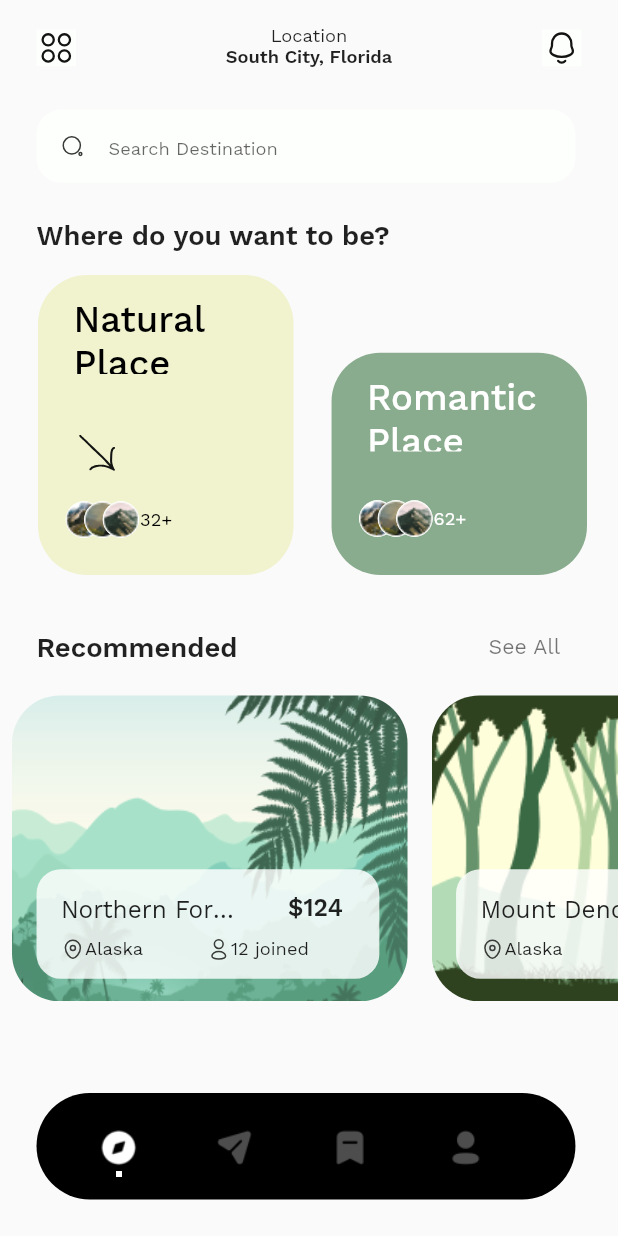
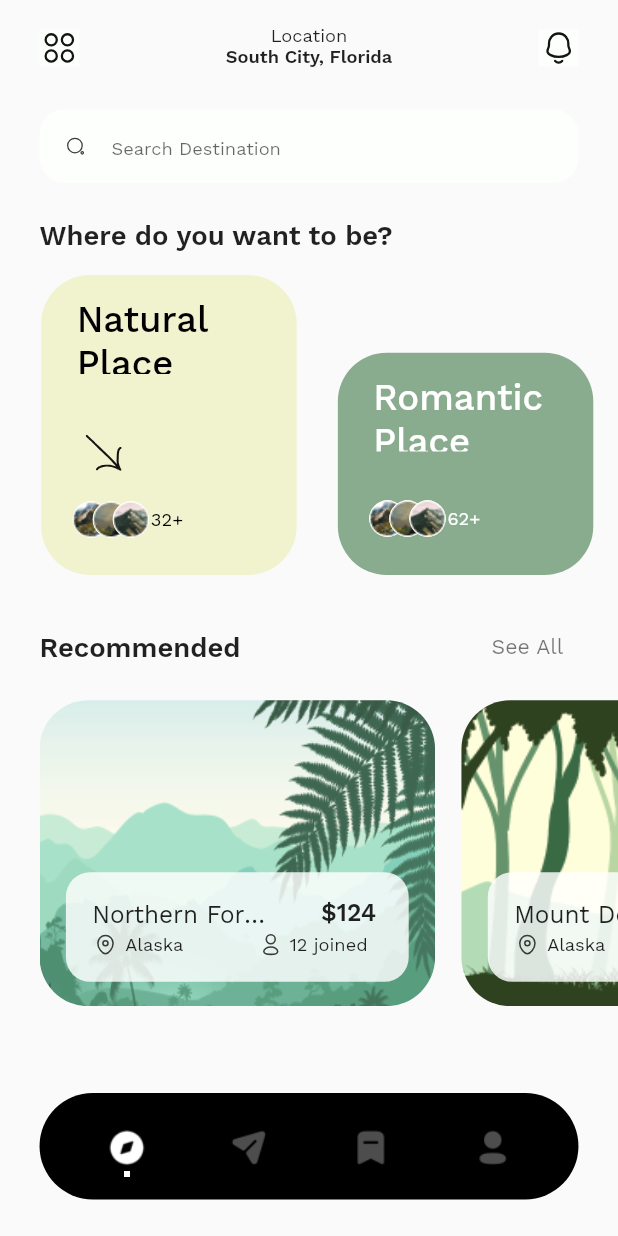
Before and after one commit to wannabeSE/flutter_travel_app, a Flutter app: the screen it shows after launch, after a tap on "Get Started", on a phone screen of 412 x 824 dp. Run offline on Flutter 3.47's test engine with Material 2 defaults, Android fonts, the phone set to English and light mode, and no system bars; our stand-ins replace flutter_screenutil, flutter_svg.

Commit message:
responsive modification in splash, main, home screens

```diff
--- a/lib/screens/components/mini_container.dart
+++ b/lib/screens/components/mini_container.dart
@@ -23,32 +23,33 @@ class MiniContainer extends StatelessWidget {
 
   @override
   Widget build(BuildContext context) {
-    return Align(
-      alignment: Alignment.bottomCenter,
-      child: Padding(
-        padding: EdgeInsets.fromLTRB(24.sp, 0, 24.sp, 24.sp),
-        child: Container(
+    return Container(
+      margin: EdgeInsets.fromLTRB(16.w, 113.h, 16.w, 16.h),
       height: miniContainerHeight,
       width: miniContainerWidth,
       decoration: BoxDecoration(
         color: Colors.white.withOpacity(0.82),
-              borderRadius: BorderRadius.circular(16.sp)),
+        borderRadius: BorderRadius.circular(16.r)
+      ),
+      child: Container(
+        margin: EdgeInsets.all(16.w),
+        height: 40.h, //inner info containing box
+        width: 177.w,
         child: Column(
           children: [
-              Padding(
-                padding: EdgeInsets.fromLTRB(16.sp , 16.sp, 16.sp, 10.sp),
-                child: Row(
+            Row(
               children: [
                 SizedBox(
                   height: 16.h,
-                      width: 111.w,
+                  width: 110.w,
                   child: Text(
                     locationType,
                     overflow: TextOverflow.ellipsis,
                     style: TextStyle(
                       fontFamily: sans,
                       fontSize: 16.sp,
-                            fontWeight: FontWeight.w400),
+                      fontWeight: FontWeight.w400
+                    ),
                   ),
                 ),
                 SizedBox(
@@ -57,25 +58,37 @@ class MiniContainer extends StatelessWidget {
                 BoldText(text: '\$$price', fontSize: 16.sp)
               ],
             ),
-              ),
-              Padding(
-                padding: EdgeInsets.symmetric(
-                  horizontal: 16.sp,
-                ),
+            SizedBox(height: 3.5.h,),
+            Row(
+              children: [
+                SizedBox(
+                  height: 16.h,
+                  width: 59.w,
                   child: Row(
                     children: [
-                    SvgPicture.asset('assets/icons/location.svg'),
+                      SvgPicture.asset('assets/icons/location.svg',height: 16.h,width: 16.w,),
+                      SizedBox(width: 4.w,),
                       NormalText(text: location, fontSize: 12.sp),
+                    ],
+                  ),
+                ),
                 SizedBox(
                   width: lowerInfoPadding,
                 ),
-                    SvgPicture.asset('assets/icons/profile.svg'),
+                SizedBox(
+                  height: 16.h,
+                  width: 75.w,
+                  child: Row(
+                    children: [
+                      SvgPicture.asset('assets/icons/profile.svg',height: 16.h, width: 16.h,),
+                      SizedBox(width: 4.w,),
                       NormalText(text: '$joinedPerson joined', fontSize: 12.sp)
                     ],
                   ),
                 )
               ],
-          ),
+            )
+          ],
         ),
       ),
     );
--- a/lib/screens/components/place_container.dart
+++ b/lib/screens/components/place_container.dart
@@ -19,13 +19,13 @@ class PlaceContainer extends StatelessWidget {
   Widget build(BuildContext context) {
     return Stack(
       children: [
-        Padding(
-          padding: const EdgeInsets.all(8.0),
-          child: Container(
+        Container(
+          //padding: EdgeInsets.fromLTRB(24.sp, 11.sp, 0, 6.sp),
+          //margin: EdgeInsets.fromLTRB(24.sp, 11.sp, 0, 6.sp),
           height: 201.h,
           width: 240.w,
           decoration: BoxDecoration(
-              borderRadius: BorderRadius.circular(32),
+            borderRadius: BorderRadius.circular(32.r),
             image: DecorationImage(
               fit: BoxFit.fill,
               image: AssetImage(
@@ -34,7 +34,7 @@ class PlaceContainer extends StatelessWidget {
             ),
           )
         ),
-        ),
+
         MiniContainer(
           locationType: locationType,
           price: price,
@@ -42,8 +42,8 @@ class PlaceContainer extends StatelessWidget {
           joinedPerson: joinedPerson,
           miniContainerHeight: 72.h,
           miniContainerWidth: 208.w,
-          upperInfoPadding: 29.sp,
-          lowerInfoPadding: 42.sp,
+          upperInfoPadding: 29.w,
+          lowerInfoPadding: 42.w,
         )
       ],
     );
--- a/lib/screens/home.dart
+++ b/lib/screens/home.dart
@@ -22,13 +22,13 @@ class HomeScreen extends StatelessWidget {
               mainAxisAlignment: MainAxisAlignment.spaceBetween,
               children: [
                 Padding(
-                    padding: EdgeInsets.fromLTRB(24.sp, 16.sp, 0, 0),
+                    padding: EdgeInsets.fromLTRB(24.w, 16.h, 0, 0),
                     child: const IconContainer(
                       iconName: 'menu.svg',
                     )
                   ),
                 Padding(
-                  padding: EdgeInsets.only(top: 17.sp),
+                  padding: EdgeInsets.only(top: 17.h),
                   child: SizedBox(
                     height: 30.h,
                     width: 109.w,
@@ -41,7 +41,7 @@ class HomeScreen extends StatelessWidget {
                   ),
                 ),
                 Padding(
-                  padding: EdgeInsets.fromLTRB(0, 16.sp, 24.sp, 0),
+                  padding: EdgeInsets.fromLTRB(0, 16.h, 24.w, 0),
                   child: const IconContainer(
                     iconName: 'notification.svg',
                   ),
@@ -49,7 +49,7 @@ class HomeScreen extends StatelessWidget {
               ],
             ),
             Padding(
-              padding: EdgeInsets.fromLTRB(24.sp, 25.sp, 24.sp, 24.sp),
+              padding: EdgeInsets.fromLTRB(24.w, 25.h, 24.w, 24.h),
               child: SizedBox(
                 height: 48.h,
                 width: 327.w,
@@ -59,7 +59,7 @@ class HomeScreen extends StatelessWidget {
                       filled: true,
                       fillColor: searchBarColor,
                       border: OutlineInputBorder(
-                          borderRadius: BorderRadius.circular(16.sp),
+                          borderRadius: BorderRadius.circular(16.r),
                           borderSide: BorderSide.none
                         ),
                       hintText: 'Search Destination',
@@ -69,7 +69,7 @@ class HomeScreen extends StatelessWidget {
                         fontWeight: FontWeight.w400
                       ),
                       prefixIcon: Padding(
-                        padding: EdgeInsets.all(16.sp),
+                        padding: EdgeInsets.all(16.w),
                         child: Align(
                           widthFactor: 0.2.w,
                           heightFactor: 1.h,
@@ -83,14 +83,14 @@ class HomeScreen extends StatelessWidget {
               ),
             ),
             Padding(
-              padding: EdgeInsets.only(left: 24.sp),
+              padding: EdgeInsets.only(left: 24.w),
               child: BoldText(text: 'Where do you want to be?', fontSize: 18.sp),
             ),
 
             SizedBox(height: 16.h,),
             SizedBox(
               height: 197.h,
-              width: double.infinity,
+              width: double.infinity.w,
               child: ListView.builder(
                 itemCount: 3,
                 scrollDirection: Axis.horizontal,
@@ -99,19 +99,19 @@ class HomeScreen extends StatelessWidget {
                     crossAxisAlignment: CrossAxisAlignment.end,
                     children: [
                       Container(
-                        margin: EdgeInsets.only(left: 25.sp),
+                        margin: EdgeInsets.only(left: 25.w),
                         height: index == 0 ? 197.h : 146.h,
                         width: 155.w,
                         decoration: BoxDecoration(
                             color: index == 0
                                 ? firstPlaceContainerColor
                                 : placeContainerColor,
-                            borderRadius: BorderRadius.circular(32.sp)
+                            borderRadius: BorderRadius.circular(32.r)
                           ),
                         child: Column(
                           children: [
                             Padding(
-                              padding: EdgeInsets.only(top: 15.0.sp),
+                              padding: EdgeInsets.only(top: 15.0.h),
                               child: SizedBox(
                                 height: 50.h,
                                 width: 112.w,
@@ -130,8 +130,8 @@ class HomeScreen extends StatelessWidget {
                               ),
                             Padding(
                               padding: index == 0
-                                  ? EdgeInsets.fromLTRB(27.sp, 40.sp, 0, 20.sp)
-                                  : EdgeInsets.fromLTRB(27.sp, 12.sp, 0, 20.sp),
+                                  ? EdgeInsets.fromLTRB(27.w, 40.h, 0, 20.h)
+                                  : EdgeInsets.fromLTRB(27.w, 12.h, 0, 20.h),
                               child: Align(
                                 alignment: Alignment.centerLeft,
                                 child: index == 0
@@ -140,7 +140,7 @@ class HomeScreen extends StatelessWidget {
                               ),
                             ),
                             Padding(
-                              padding: EdgeInsets.only(left: 24.0.sp),
+                              padding: EdgeInsets.only(left: 24.w),
                               child: Row(
                                 children: [
                                   SizedBox(
@@ -151,9 +151,9 @@ class HomeScreen extends StatelessWidget {
                                       children: [
                                         for (int i = 0; i < placeData.length; i++)
                                           Align(
-                                            widthFactor: 0.5.sp,
+                                            widthFactor: 0.5.w,
                                             child: CircleAvatar(
-                                              radius: 12.sp,
+                                              radius: 12.r,
                                               backgroundColor: Colors.white,
                                               backgroundImage: AssetImage(
                                                   'assets/icons/${placeData[i]['image']}'),
@@ -187,11 +187,12 @@ class HomeScreen extends StatelessWidget {
               ),
             ),
             SizedBox(height: 24.h,),
+            Row(
+              children: [
                 Padding(
-              padding: EdgeInsets.symmetric(horizontal: 24.sp),
-              child: Row(
-                children: [
-                  BoldText(text: 'Recommended', fontSize: 18.sp),
+                  padding: EdgeInsets.only(left: 24.0.w),
+                  child: BoldText(text: 'Recommended', fontSize: 18.sp),
+                ),
                 SizedBox(
                   width: 145.w,
                 ),
@@ -211,8 +212,8 @@ class HomeScreen extends StatelessWidget {
                 ),
               ],
             ),
-            ),
-            SizedBox(
+            Container(
+              padding: EdgeInsets.fromLTRB(24.w, 11.h, 0, 6.h),
               height: 218.h,
               width: double.infinity.w,
               child: ListView.builder(
@@ -237,6 +238,7 @@ class HomeScreen extends StatelessWidget {
                             joinedPerson: locationData[index]['joined'],
                           ),
                         ),
+                        SizedBox(width: 16.w,)
                       ],
                     );
                   }
--- a/lib/screens/main_screen.dart
+++ b/lib/screens/main_screen.dart
@@ -33,17 +33,19 @@ class _MainScreenState extends State<MainScreen> {
     return Scaffold(
       body: screens[currentSelectedIndex],
       bottomNavigationBar: Padding(
-        padding: EdgeInsets.fromLTRB(24.sp, 18.sp, 24.sp, 24.sp),
+        padding: EdgeInsets.fromLTRB(24.w, 18.h, 24.w, 24.h),
         child: Stack(
           children: [
             Container(
               height: 70.h,
               width: 327.w,
               decoration: BoxDecoration(
-                  color: Colors.black, borderRadius: BorderRadius.circular(35.sp)),
+                  color: Colors.black,
+                  borderRadius: BorderRadius.circular(35.r)
+                ),
             ),
             Padding(
-              padding: EdgeInsets.fromLTRB(41.sp, 23.sp, 50.sp, 15.sp),
+              padding: EdgeInsets.fromLTRB(41.w, 23.h, 40.w, 15.h),
               child: SizedBox(
                   height: 32.h,
                   width: 246.w,
@@ -57,15 +59,14 @@ class _MainScreenState extends State<MainScreen> {
                               currentSelectedIndex = index;
                             });
                           },
-                          child: Padding(
-                            padding: index == 4
-                                ? EdgeInsets.zero
-                                : EdgeInsets.only(right: 50.0.sp),
                           child: Container(
                             height: 24.h,
                             width: 24.w,
+                            margin: EdgeInsets.only(right: 50.w,),
                             decoration: const BoxDecoration(
-                                  color: Colors.black, shape: BoxShape.circle),
+                              color: Colors.black,
+                              shape: BoxShape.circle
+                            ),
                             child: Column(
                               children: [
                                 Image.asset(
@@ -89,7 +90,6 @@ class _MainScreenState extends State<MainScreen> {
                               ],
                             ),
                           ),
-                          ),
                         );
                       }
                     )
--- a/lib/screens/splash_screen.dart
+++ b/lib/screens/splash_screen.dart
@@ -24,7 +24,7 @@ class SplashScreen extends StatelessWidget {
           ),
 
         Padding(
-          padding: EdgeInsets.all(24.sp),
+          padding: EdgeInsets.all(24.w),
           child: Align(
             alignment: Alignment.bottomCenter,
             child: Container(
@@ -32,12 +32,12 @@ class SplashScreen extends StatelessWidget {
               width: 327.w,
               decoration: BoxDecoration(
                   color: dialogBoxColor.withOpacity(0.7),
-                  borderRadius: BorderRadius.circular(32.sp)
+                  borderRadius: BorderRadius.circular(32.r)
                 ),
               child: Column(
                 children: [
                   Padding(
-                    padding: EdgeInsets.fromLTRB(52.sp, 24.sp, 51.sp, 16.sp),
+                    padding: EdgeInsets.fromLTRB(52.w, 24.h, 51.w, 16.h),
                     child: SizedBox(
                       width: 224.w,
                       child: Text(
@@ -61,7 +61,7 @@ class SplashScreen extends StatelessWidget {
                     ),
                   ),
                   Padding(
-                    padding: EdgeInsets.all(24.sp),
+                    padding: EdgeInsets.all(24.w),
                     child: SizedBox(
                         height: 70.h,
                         width: 279.w,
@@ -72,7 +72,7 @@ class SplashScreen extends StatelessWidget {
                           style: ElevatedButton.styleFrom(
                             backgroundColor: Colors.black,
                             shape: RoundedRectangleBorder(
-                              borderRadius: BorderRadius.circular(35.sp)
+                              borderRadius: BorderRadius.circular(35.r)
                             )
                           ),
                           child: SemiBoldText(
```
Lines whose indentation alone changed are shown as unchanged.
